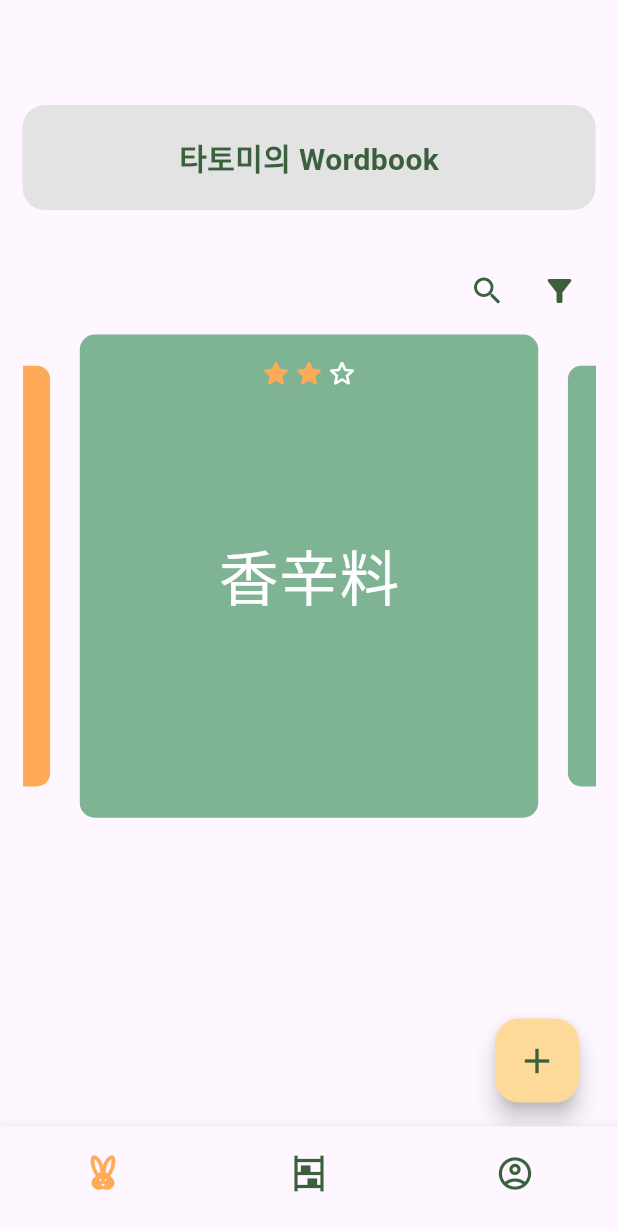
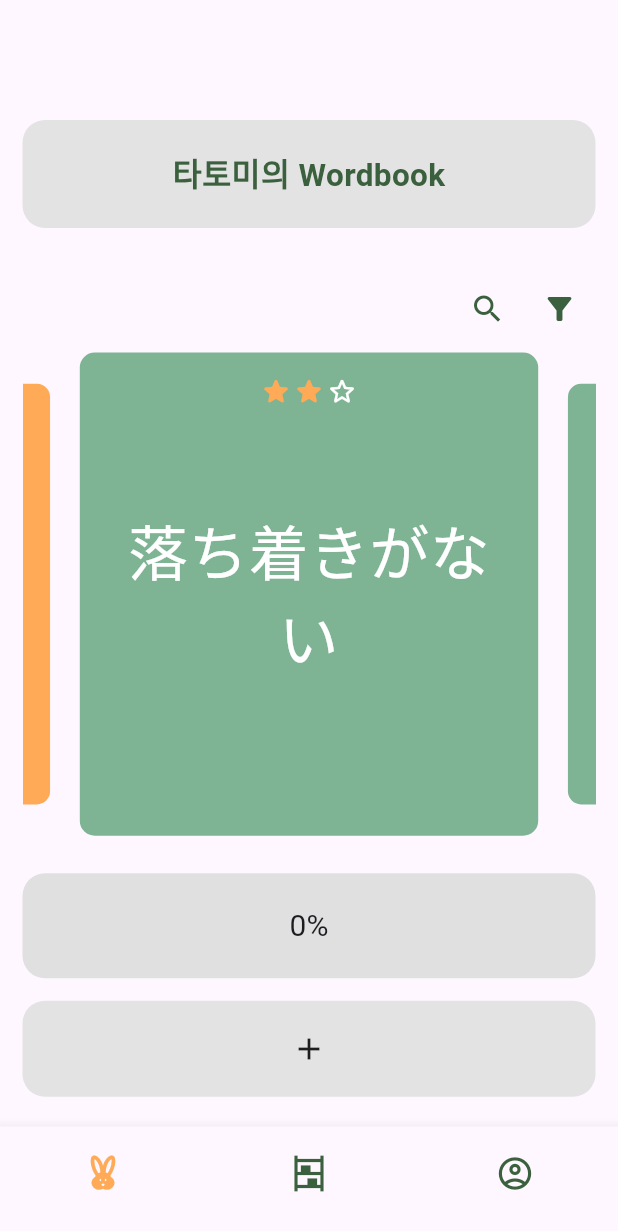
Before and after one commit to Summerzzang/myVeryWorkbook, a Flutter app: the screen it shows after launch, on a phone screen of 412 x 824 dp. Shown: the top 1231 px of the screen. Run offline on Flutter 3.47's test engine with Material 3 defaults, Android fonts, the phone set to English and light mode, and no system bars; drawn by our look-alikes of carousel_slider, percent_indicator.

Commit message:
outer shape of ProgressBar is compeleted

```diff
--- a/lib/pages/homepage.dart
+++ b/lib/pages/homepage.dart
@@ -4,6 +4,7 @@ import 'package:my_wordbook/pages/create_word.dart';
 import 'package:my_wordbook/service/word_service.dart';
 import 'package:my_wordbook/service/wordbook_service.dart';
 import 'package:my_wordbook/theme/deco_const.dart';
+import 'package:my_wordbook/widget/progressbar.dart';
 import 'package:my_wordbook/widget/word_card.dart';
 import 'package:provider/provider.dart';
 
@@ -14,29 +15,12 @@ class Homepage extends StatelessWidget {
   Widget build(BuildContext context) {
     print("Homepage");
     return Scaffold(
-      floatingActionButton: FloatingActionButton(
-        onPressed: () {
-          Navigator.push(
-            context,
-            MaterialPageRoute(
-              builder: (context) => const CreateWordPage(),
-              //fullscreenDialog: true,
-            ),
-          );
-        },
-        backgroundColor: DecoConst.buttonColor,
-        foregroundColor: DecoConst.secondColor,
-        child: const Icon(
-          Icons.add,
-          size: 28,
-        ),
-      ),
       body: Padding(
         padding: const EdgeInsets.symmetric(horizontal: 5),
         child: Column(
           children: [
             const SizedBox(
-              height: 70,
+              height: 80,
             ),
             Container(
               padding: const EdgeInsets.symmetric(horizontal: 15, vertical: 20),
@@ -51,7 +35,7 @@ class Homepage extends StatelessWidget {
                   return Text(
                     context.read<WordbookService>().getCurrentWordBook().title,
                     style: const TextStyle(
-                      fontSize: 20,
+                      fontSize: 21,
                       fontWeight: FontWeight.bold,
                       color: DecoConst.secondColor,
                     ),
@@ -99,6 +83,32 @@ class Homepage extends StatelessWidget {
                 );
               },
             ),
+            const Progressbar(),
+            GestureDetector(
+              onTap: () {
+                Navigator.push(
+                  context,
+                  MaterialPageRoute(
+                    builder: (context) => const CreateWordPage(),
+                    //fullscreenDialog: true,
+                  ),
+                );
+              },
+              child: Container(
+                width: double.infinity,
+                padding:
+                    const EdgeInsets.symmetric(horizontal: 15, vertical: 20),
+                alignment: Alignment.center,
+                margin: const EdgeInsets.symmetric(vertical: 5),
+                decoration: BoxDecoration(
+                  borderRadius: BorderRadius.circular(15),
+                  color: DecoConst.lightGreyColor,
+                ),
+                child: const Icon(
+                  Icons.add,
+                ),
+              ),
+            ),
           ],
         ),
       ),
--- a/lib/service/dummy_data.dart
+++ b/lib/service/dummy_data.dart
@@ -2,8 +2,8 @@ import 'word_service.dart';
 
 final List<Word> dummyWordBook = [
   Word(
-    word: "香辛料",
-    meaning: '향신료',
+    word: "落ち着きがない",
+    meaning: '산만하다',
     checked: 2,
   ),
   Word(
@@ -12,8 +12,8 @@ final List<Word> dummyWordBook = [
     checked: 3,
   ),
   Word(
-    word: "香辛料",
-    meaning: '향신료',
+    word: "売り上げが去年を下回る",
+    meaning: '매출이 작년수준을 밑돌다',
     checked: 2,
   ),
   Word(
@@ -26,7 +26,7 @@ final List<Word> dummyWordBook = [
     meaning: '향신료',
   ),
   Word(
-    word: "国境",
-    meaning: '국경',
+    word: "予想を下回る",
+    meaning: '예상에 못미치다',
   ),
 ];
--- /dev/null
+++ b/lib/widget/progressbar.dart
@@ -0,0 +1,56 @@
+import 'package:flutter/material.dart';
+import 'package:percent_indicator/percent_indicator.dart';
+
+class Progressbar extends StatefulWidget {
+  const Progressbar({super.key});
+
+  @override
+  _ProgressbarState createState() => _ProgressbarState();
+}
+
+class _ProgressbarState extends State<Progressbar> {
+  double _progress = 0.0;
+
+  void _increaseProgress() {
+    setState(() {
+      _progress += 0.1;
+      if (_progress > 1.0) {
+        _progress = 1.0;
+      }
+    });
+  }
+
+  void _decreaseProgress() {
+    setState(() {
+      _progress -= 0.1;
+      if (_progress < 0.0) {
+        _progress = 0.0;
+      }
+    });
+  }
+
+  @override
+  Widget build(BuildContext context) {
+    return Container(
+      // padding: const EdgeInsets.all(0),
+      margin: const EdgeInsets.fromLTRB(0, 20, 0, 10),
+      child: LinearPercentIndicator(
+        padding: const EdgeInsets.all(0),
+        curve: Curves.bounceInOut,
+        lineHeight: 70.0,
+        animation: true,
+        animationDuration: 1000,
+        percent: _progress,
+        center: Text(
+          '${(_progress * 100).toInt()}%',
+          style: const TextStyle(
+            fontSize: 20.0,
+          ),
+        ),
+        backgroundColor: Colors.grey[300],
+        progressColor: Colors.blue,
+        barRadius: const Radius.circular(15),
+      ),
+    );
+  }
+}
--- a/lib/widget/word_card.dart
+++ b/lib/widget/word_card.dart
@@ -101,7 +101,7 @@ class _WordCardState extends State<WordCard>
                             word.meaning,
                             textAlign: TextAlign.center,
                             style: const TextStyle(
-                              fontSize: 22,
+                              fontSize: 38,
                               color: DecoConst.whiteFontColor,
                             ),
                           ),
@@ -114,6 +114,7 @@ class _WordCardState extends State<WordCard>
                                 scale: _animations.scaleAnimation.value,
                                 child: Text(
                                   word.word,
+                                  textAlign: TextAlign.center,
                                   style: const TextStyle(
                                     fontSize: 40,
                                     color: DecoConst.whiteFontColor,
--- a/pubspec.yaml
+++ b/pubspec.yaml
@@ -37,6 +37,7 @@ dependencies:
   provider: ^6.1.2
   uuid: ^4.4.0
   carousel_slider: ^4.0.0
+  percent_indicator: ^4.2.3
 
 dev_dependencies:
   flutter_test:
```
Also changed, not shown: pubspec.lock.
